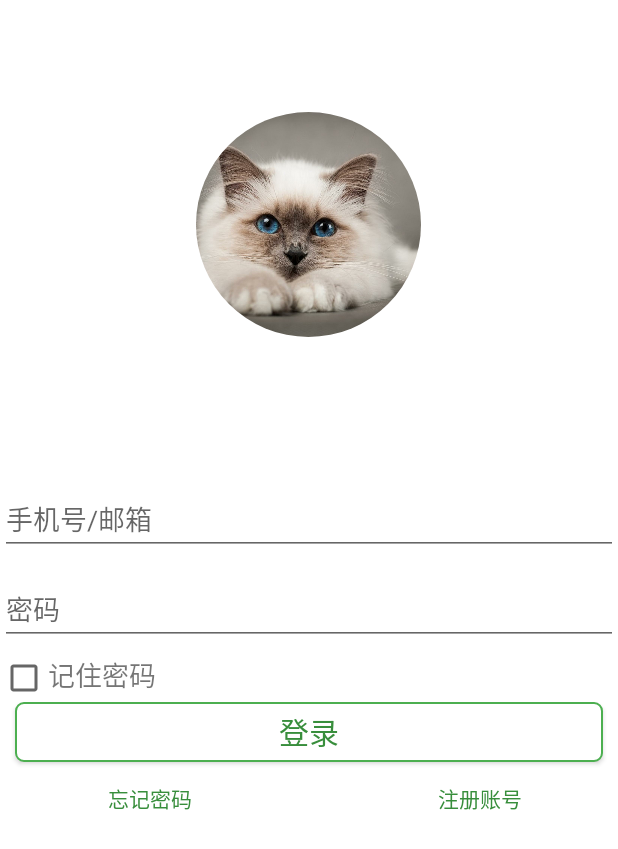
After one commit to lrm2017/SCS, an Android app: the layout activity_logup.xml on its own in the app's theme, with its tools: preview values and no code run, on a phone screen of 412 x 824 dp. The commit adds this screen. Shown: the top 849 px of the screen. Run offline under Robolectric (Android 15) with nearby library versions, the phone set to English and light mode, and no system bars.

Commit message:
各个部分的UI界面，但没连接，先把自己负责的部分的界面弄好，最后再连接

```diff
--- /dev/null
+++ b/app/src/main/res/drawable/button_style.xml
@@ -0,0 +1,42 @@
+<?xml version="1.0" encoding="utf-8"?>
+<selector xmlns:android="http://schemas.android.com/apk/res/android">
+
+    <item
+        android:state_pressed="false">
+        <shape xmlns:android="http://schemas.android.com/apk/res/android" >
+            <solid android:color="#FFF" />
+            <stroke
+                android:width="1dp"
+                android:color="#4caf50" />
+            <corners
+                android:bottomLeftRadius="5dp"
+                android:bottomRightRadius="5dp"
+                android:topLeftRadius="5dp"
+                android:topRightRadius="5dp" />
+        </shape>
+    </item>
+
+    <item android:state_pressed="true">
+        <shape xmlns:android="http://schemas.android.com/apk/res/android" >
+            <solid android:color="#FaFaFa" />
+            <stroke
+                android:width="1dp"
+                android:color="#388e3c" />
+
+            <corners
+                android:bottomLeftRadius="5dp"
+                android:bottomRightRadius="5dp"
+                android:topLeftRadius="5dp"
+                android:topRightRadius="5dp" />
+        </shape>
+    </item>
+
+</selector>
+    <!-- Android:startcolor和android:endcolor分别为起始和结束颜色 -->
+    <!-- android:angle是渐变角度。angle＝“0”,angle＝“360”时，是从左到右 ;angle＝“90”是从上到下;android:angle＝“180”是从右到左 -->
+    <!-- stroke：描边 -->
+    <!-- android:color 描边的颜色 -->
+    <!--
+    corners：圆角
+    android:radius为角的弧度，值越大角越圆。
+    -->
--- /dev/null
+++ b/app/src/main/res/drawable/word_change.xml
@@ -0,0 +1,5 @@
+<selector xmlns:android="http://schemas.android.com/apk/res/android">
+    <item android:state_pressed="true"
+        android:color="#4caf50"/>
+    <item android:color="#388e3c" />
+</selector>
--- /dev/null
+++ b/app/src/main/res/layout/activity_logup.xml
@@ -0,0 +1,117 @@
+<RelativeLayout xmlns:android = "http://schemas.android.com/apk/res/android"
+    xmlns:app="http://schemas.android.com/apk/res-auto"
+    android:background="#fff"
+    android:orientation="vertical"
+    android:layout_width="match_parent"
+    android:layout_height="match_parent">
+
+    <android.support.design.widget.NavigationView
+        android:id="@+id/nav_view"
+        android:layout_width="match_parent"
+        android:layout_height="wrap_content"
+        android:layout_alignParentEnd="true"
+        android:layout_alignParentLeft="true"
+        android:layout_alignParentRight="true"
+        android:layout_alignParentStart="true"
+        android:layout_alignParentTop="true"
+        android:background="@android:color/transparent"
+        app:headerLayout="@layout/header_nav" />
+
+    <LinearLayout
+        android:id="@+id/phone_number"
+        android:layout_below="@+id/nav_view"
+        android:orientation="horizontal"
+        android:layout_width="match_parent"
+        android:layout_height="60dp">
+
+        <EditText
+            android:id="@+id/account"
+            android:layout_width="0dp"
+            android:layout_height="wrap_content"
+            android:layout_weight="1"
+            android:hint="手机号/邮箱"
+            android:layout_gravity="center_vertical"/>
+    </LinearLayout>
+
+    <LinearLayout
+        android:layout_below="@+id/phone_number"
+        android:id="@+id/password_id"
+        android:orientation="horizontal"
+        android:layout_width="match_parent"
+        android:layout_height="60dp">
+
+        <EditText
+            android:id="@+id/password"
+            android:layout_width="0dp"
+            android:layout_height="wrap_content"
+            android:layout_weight="1"
+            android:hint="密码"
+            android:layout_gravity="center_vertical"
+            />
+    </LinearLayout>
+
+    <LinearLayout
+        android:layout_below="@+id/password_id"
+        android:id="@+id/remember_id"
+        android:orientation="horizontal"
+        android:layout_width="match_parent"
+        android:layout_height="wrap_content">
+
+        <CheckBox
+            android:id="@+id/remember_pass"
+            android:layout_width="wrap_content"
+            android:layout_height="wrap_content" />
+
+        <TextView
+            android:textSize="18sp"
+            android:layout_width="wrap_content"
+            android:layout_height="wrap_content"
+            android:text="记住密码"/>
+    </LinearLayout>
+
+    <Button
+        android:layout_below="@+id/remember_id"
+        android:id="@+id/login"
+        android:layout_marginLeft="10dp"
+        android:layout_marginRight="10dp"
+        android:layout_width="match_parent"
+        android:layout_height="40dp"
+        android:textSize="20dp"
+        android:textColor="#388e3c"
+        android:background="@drawable/button_style"
+        android:text="登录"/>
+
+    <RelativeLayout
+        android:layout_below="@+id/login"
+        android:layout_width="match_parent"
+        android:layout_height="wrap_content"
+        android:orientation="horizontal">
+
+        <Button
+            android:id="@+id/login_forget_password"
+            android:layout_width="wrap_content"
+            android:layout_height="wrap_content"
+            android:layout_alignParentTop="true"
+            android:layout_alignParentLeft="true"
+            android:layout_alignParentStart="true"
+            android:layout_marginLeft="56dp"
+            android:layout_marginStart="56dp"
+            android:background="@android:color/transparent"
+            android:textColor="@drawable/word_change"
+            android:text="忘记密码"/>
+
+        <Button
+            android:id="@+id/log_up"
+            android:layout_width="wrap_content"
+            android:layout_height="wrap_content"
+            android:layout_alignParentTop="true"
+            android:layout_alignParentRight="true"
+            android:layout_alignParentEnd="true"
+            android:layout_marginRight="48dp"
+            android:layout_marginEnd="48dp"
+            android:background="@android:color/transparent"
+            android:textColor="@drawable/word_change"
+            android:text="注册账号"/>
+    </RelativeLayout>
+
+</RelativeLayout>
--- /dev/null
+++ b/app/src/main/res/layout/header_nav.xml
@@ -0,0 +1,14 @@
+<RelativeLayout xmlns:android = "http://schemas.android.com/apk/res/android"
+android:layout_width="match_parent"
+android:layout_height="300dp"
+android:padding="10dp">
+
+<de.hdodenhof.circleimageview.CircleImageView
+    android:id="@+id/head_image"
+    android:layout_width="150dp"
+    android:layout_height="150dp"
+    android:src="@drawable/headimage"
+
+    android:layout_centerInParent="true"/>
+
+</RelativeLayout>
--- a/app/src/main/res/values/strings.xml
+++ b/app/src/main/res/values/strings.xml
@@ -5,4 +5,8 @@
     <string name="navigation_drawer_close">Close navigation drawer</string>
 
     <string name="action_settings">Settings</string>
+    <string name="title_home">Home</string>
+    <string name="title_dashboard">Dashboard</string>
+    <string name="title_notifications">Notifications</string>
+
 </resources>
```
Also changed, not shown: app/src/main/res/drawable/back_color.xml (added, +25 -0 lines), app/src/main/res/drawable/coners_bg.xml (added, +18 -0 lines), app/src/main/res/drawable/ic_dashboard_black_24dp.xml (added, +9 -0 lines), app/src/main/res/drawable/ic_home_black_24dp.xml (added, +9 -0 lines), app/src/main/res/drawable/ic_notifications_black_24dp.xml (added, +9 -0 lines), app/src/main/res/layout/activity_authentication_code.xml (added, +75 -0 lines), app/src/main/res/layout/activity_login_main.xml (added, +49 -0 lines), app/src/main/res/layout/activity_new_counter.xml (added, +63 -0 lines), app/src/main/res/layout/activity_success_logup.xml (added, +33 -0 lines), app/src/main/res/layout/credit_header.xml (added, +23 -0 lines), app/src/main/res/layout/navi_main.xml (added, +33 -0 lines), app/src/main/res/layout/pop_up.xml (added, +61 -0 lines), app/src/main/res/menu/navigation.xml (added, +19 -0 lines), app/src/main/res/drawable/header.PNG (added), 1 more files.
